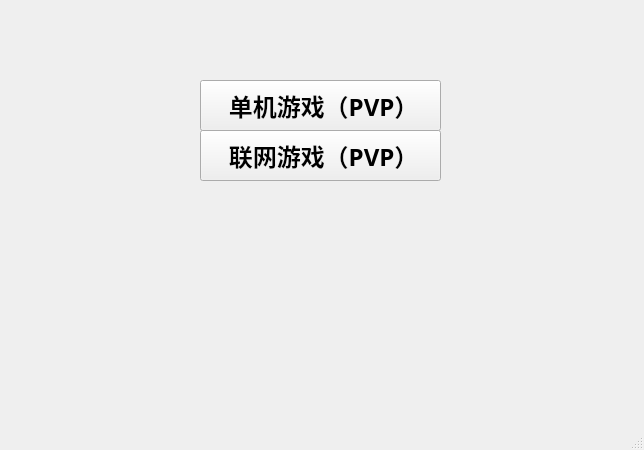
Above: NoGo/NoGowithStart/startwindow.ui from Zhouyutian22/NoGoTeam3 before the change. Below: the same form after it.
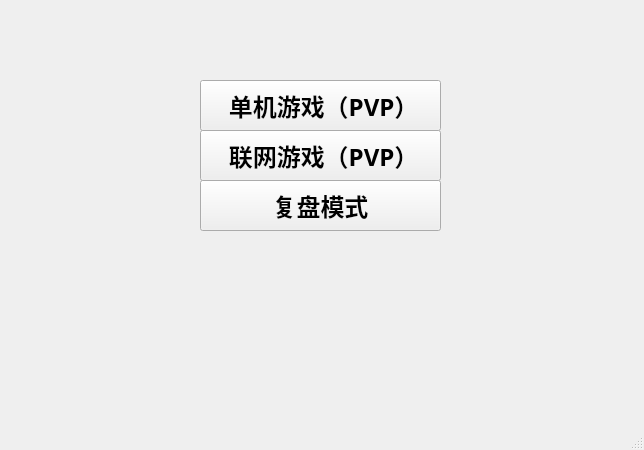
That is the form after the change.

Commit message: 添加了按钮(暂时没啥用)

What changed in the file:
```diff
--- a/NoGo/NoGowithStart/startwindow.ui
+++ b/NoGo/NoGowithStart/startwindow.ui
@@ -54,6 +54,26 @@
      <string> 联网游戏（PVP）</string>
     </property>
    </widget>
+   <widget class="QPushButton" name="RecordPattern">
+    <property name="geometry">
+     <rect>
+      <x>200</x>
+      <y>180</y>
+      <width>241</width>
+      <height>51</height>
+     </rect>
+    </property>
+    <property name="font">
+     <font>
+      <family>宋体</family>
+      <pointsize>18</pointsize>
+      <bold>true</bold>
+     </font>
+    </property>
+    <property name="text">
+     <string>复盘模式</string>
+    </property>
+   </widget>
   </widget>
   <widget class="QMenuBar" name="menubar">
    <property name="geometry">
```
